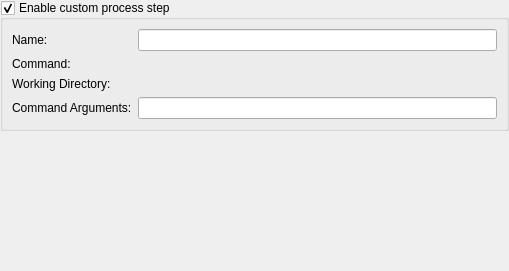
qt-creator/qt-creator, file src/plugins/projectexplorer/processstep.ui: the form before one commit.
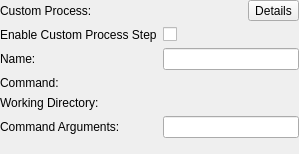
The form after the commit. Custom widgets are drawn as their Qt base class.

Diff of the .ui file:
```diff
--- a/src/plugins/projectexplorer/processstep.ui
+++ b/src/plugins/projectexplorer/processstep.ui
@@ -6,85 +6,95 @@
    <rect>
     <x>0</x>
     <y>0</y>
-    <width>509</width>
-    <height>271</height>
+    <width>299</width>
+    <height>154</height>
    </rect>
   </property>
   <layout class="QVBoxLayout" name="verticalLayout">
-   <property name="spacing">
-    <number>0</number>
-   </property>
    <property name="margin">
     <number>0</number>
    </property>
    <item>
-    <widget class="QGroupBox" name="enabledGroupBox">
-     <property name="title">
-      <string>Enable custom process step</string>
-     </property>
-     <property name="checkable">
-      <bool>true</bool>
-     </property>
+    <layout class="QHBoxLayout" name="horizontalLayout">
+     <item>
+      <widget class="QLabel" name="titleLabel">
+       <property name="text">
+        <string>Custom Process:</string>
+       </property>
+      </widget>
+     </item>
+     <item>
+      <widget class="QToolButton" name="detailsButton">
+       <property name="text">
+        <string>Details</string>
+       </property>
+      </widget>
+     </item>
+    </layout>
+   </item>
+   <item>
+    <widget class="QWidget" name="detailsWidget" native="true">
      <layout class="QFormLayout" name="formLayout">
-      <property name="fieldGrowthPolicy">
-       <enum>QFormLayout::ExpandingFieldsGrow</enum>
+      <property name="margin">
+       <number>0</number>
       </property>
       <item row="0" column="0">
+       <widget class="QLabel" name="label">
+        <property name="text">
+         <string>Enable Custom Process Step</string>
+        </property>
+       </widget>
+      </item>
+      <item row="0" column="1">
+       <widget class="QCheckBox" name="enabledCheckBox">
+        <property name="text">
+         <string/>
+        </property>
+       </widget>
+      </item>
+      <item row="1" column="0">
        <widget class="QLabel" name="nameLabel">
         <property name="text">
          <string>Name:</string>
         </property>
        </widget>
       </item>
-      <item row="0" column="1">
+      <item row="1" column="1">
        <widget class="QLineEdit" name="nameLineEdit"/>
       </item>
-      <item row="1" column="0">
+      <item row="2" column="0">
        <widget class="QLabel" name="commandLabel">
         <property name="text">
          <string>Command:</string>
         </property>
        </widget>
       </item>
-      <item row="1" column="1">
-       <widget class="Core::Utils::PathChooser" name="command"/>
-      </item>
-      <item row="2" column="0">
-       <widget class="QLabel" name="workingDirecoryLabel">
-        <property name="text">
-         <string>Working Directory:</string>
-        </property>
-       </widget>
-      </item>
       <item row="2" column="1">
-       <widget class="Core::Utils::PathChooser" name="workingDirectory"/>
+       <widget class="Core::Utils::PathChooser" name="command" native="true"/>
       </item>
       <item row="3" column="0">
+       <widget class="QLabel" name="workingDirecoryLabel">
+        <property name="text">
+         <string>Working Directory:</string>
+        </property>
+       </widget>
+      </item>
+      <item row="3" column="1">
+       <widget class="Core::Utils::PathChooser" name="workingDirectory" native="true"/>
+      </item>
+      <item row="4" column="0">
        <widget class="QLabel" name="commandArgumentsLabel">
         <property name="text">
          <string>Command Arguments:</string>
         </property>
        </widget>
       </item>
-      <item row="3" column="1">
+      <item row="4" column="1">
        <widget class="QLineEdit" name="commandArgumentsLineEdit"/>
       </item>
      </layout>
     </widget>
    </item>
-   <item>
-    <spacer name="verticalSpacer">
-     <property name="orientation">
-      <enum>Qt::Vertical</enum>
-     </property>
-     <property name="sizeHint" stdset="0">
-      <size>
-       <width>20</width>
-       <height>80</height>
-      </size>
-     </property>
-    </spacer>
-   </item>
   </layout>
  </widget>
  <customwidgets>
```
